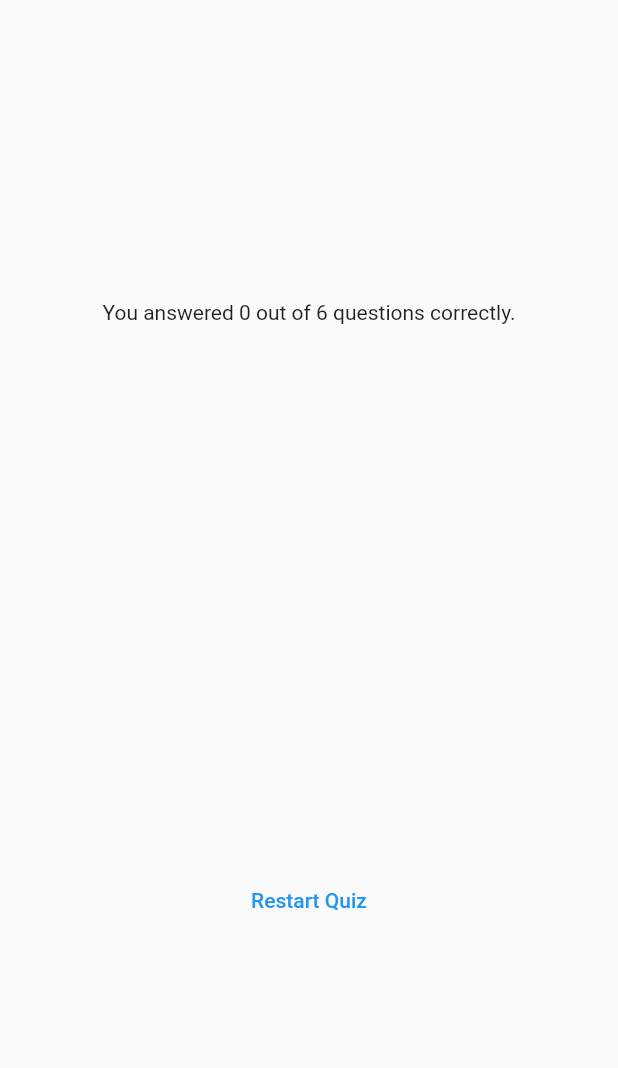
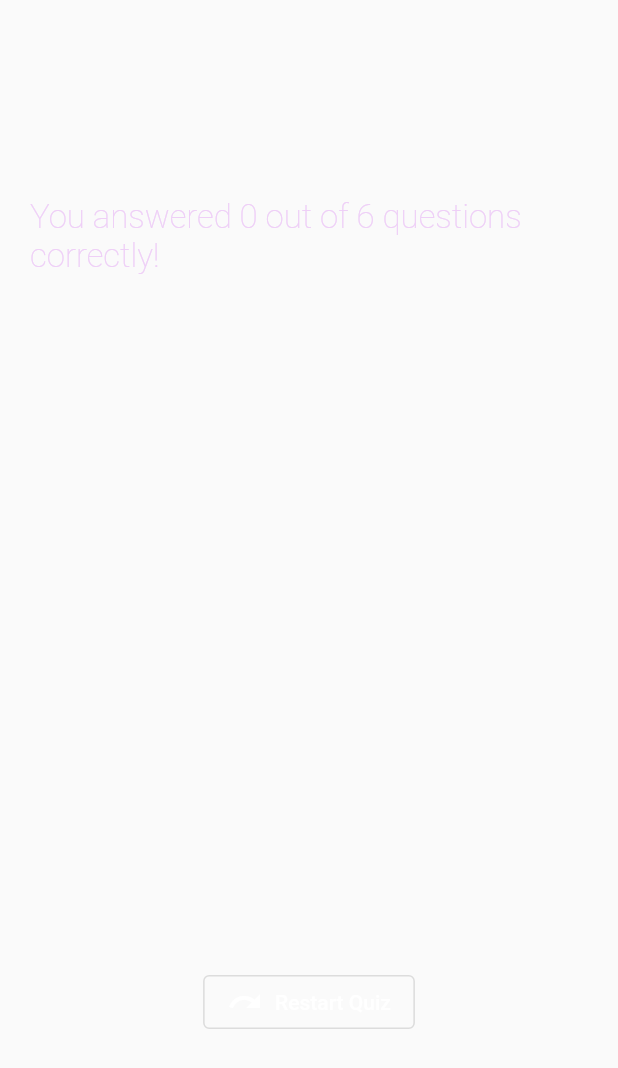
Before and after one commit to bjornunnar/flutter-quiz, a Flutter app: the ResultsScreen widget shown alone on an empty page, opened directly with empty values, on a phone screen of 412 x 824 dp. Shown: the top 1068 px of the screen. Run offline on Flutter 3.47's test engine with Material 2 defaults, Android fonts, the light colour scheme and no system bars.

Commit message:
finish v1!

```diff
--- a/lib/questions_screen.dart
+++ b/lib/questions_screen.dart
@@ -1,7 +1,6 @@
 import 'package:flutter/material.dart';
 import 'package:quiz/answer_button.dart';
 import 'package:quiz/models/questions.dart';
-import 'package:quiz/models/quiz_question.dart';
 
 class QuestionsScreen extends StatefulWidget {
   const QuestionsScreen(this.onSelectAnswer, {super.key});
--- a/lib/results_screen.dart
+++ b/lib/results_screen.dart
@@ -3,8 +3,9 @@ import 'package:quiz/models/questions.dart';
 import 'package:quiz/questions_summary.dart';
 
 class ResultsScreen extends StatelessWidget{
-  const ResultsScreen(this.selectedAnswers, {super.key});
+  const ResultsScreen(this.selectedAnswers, this.startOver, {super.key});
   final List<String> selectedAnswers;
+  final void Function() startOver;
 
   List<Map<String, Object>> getSummaryData(){
     final List<Map<String, Object>> summary = [];
@@ -36,14 +37,34 @@ class ResultsScreen extends StatelessWidget{
         child: Column(
           mainAxisAlignment: MainAxisAlignment.center,
           children: [
-            Text("You answered $numberOfCorrectAnswers out of $numberOfTotalQuestions questions correctly."),
+            Text("You answered $numberOfCorrectAnswers out of $numberOfTotalQuestions questions correctly!",
+            style: const TextStyle(
+                color: Color.fromARGB(255, 238, 206, 247),
+                fontWeight: FontWeight.w200,
+                fontSize: 22),
+            ),
             const SizedBox(height: 30),
             QuestionsSummary(summaryData),
             const SizedBox(height: 30,),
-            TextButton(onPressed: (){}, child: const Text("Restart Quiz")),
+            OutlinedButton.icon(
+              icon: const Icon(Icons.redo),
+              style: OutlinedButton.styleFrom(foregroundColor: Colors.white),
+              onPressed: (){startOver();},
+              label: const Text("Restart Quiz")),
           ],
         ),
       )
     );
   }
 }
+
+// OutlinedButton.icon(
+//             icon: const Icon(Icons.arrow_forward),
+//             style: OutlinedButton.styleFrom(
+//               foregroundColor: Colors.white,
+//             ),
+//             onPressed: startQuiz,
+//             label: const Text(
+//               "Start Quiz",
+//               )
+//           ),
```
Also changed, not shown: lib/questions_summary.dart (+34 -9 lines), lib/quiz.dart (+8 -1 lines).
